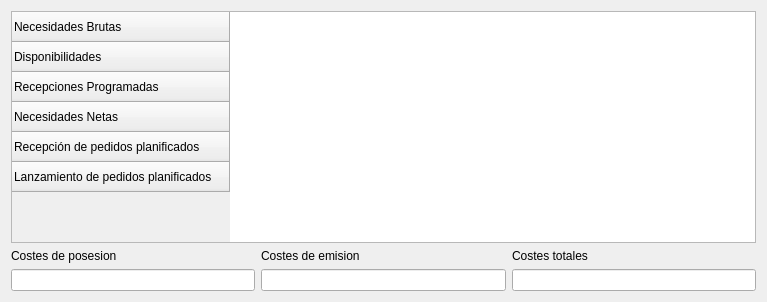
First picture: the form in src/finaltabledialog.ui, repository TheBerbat/bloque-produccion, before the edit.
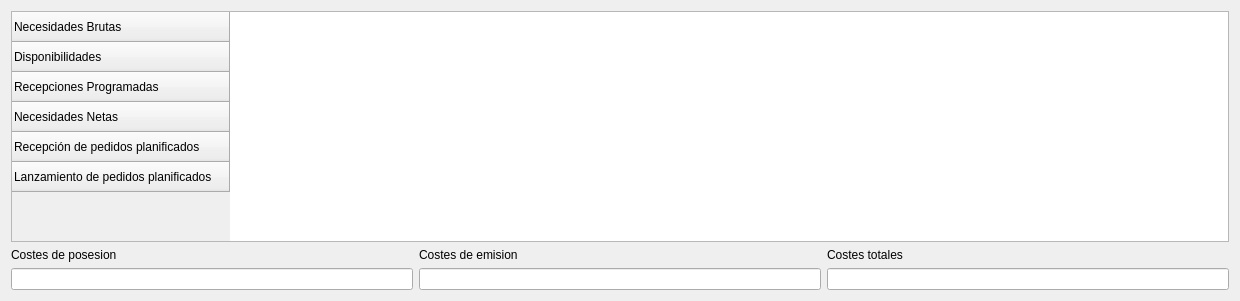
Second picture: the form after the edit.

Commit message: Implemented write costs in window

```diff
--- a/src/finaltabledialog.ui
+++ b/src/finaltabledialog.ui
@@ -6,8 +6,8 @@
    <rect>
     <x>0</x>
     <y>0</y>
-    <width>767</width>
-    <height>302</height>
+    <width>1240</width>
+    <height>301</height>
    </rect>
   </property>
   <property name="windowTitle">
```
Left out of the diff: 6 changed lines with no effect on the pictures. The commit also changes 1 other file.
